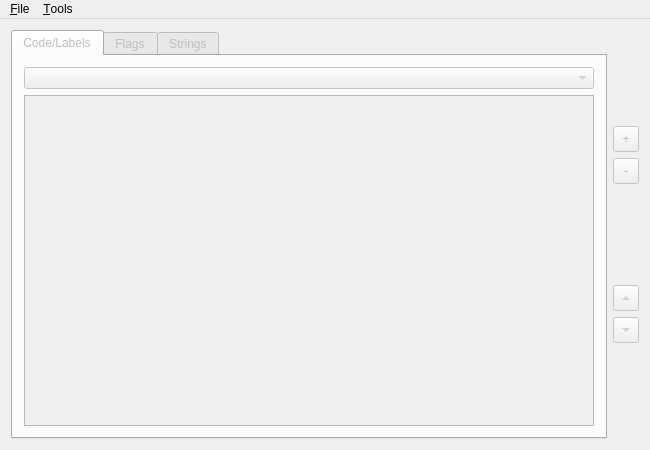
Qt form wrd_editor/mainwindow.ui (CaptainSwag101/DRV3-Tools) before a commit.
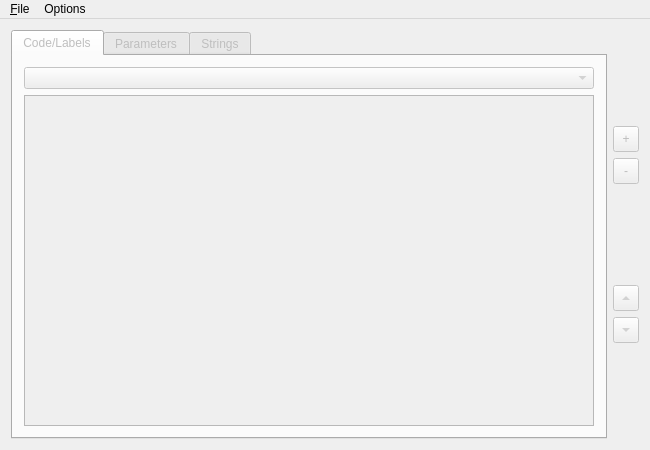
The same form after that commit.

Patch:
```diff
--- a/wrd_editor/mainwindow.ui
+++ b/wrd_editor/mainwindow.ui
@@ -72,7 +72,7 @@
       </widget>
       <widget class="QWidget" name="tabFlags">
        <attribute name="title">
-        <string>Flags</string>
+        <string>Parameters</string>
        </attribute>
        <layout class="QVBoxLayout" name="verticalLayout_3">
         <item>
@@ -311,14 +311,14 @@
     <addaction name="actionSaveAs"/>
     <addaction name="actionExit"/>
    </widget>
-   <widget class="QMenu" name="menuTools">
+   <widget class="QMenu" name="menuOptions">
     <property name="title">
-     <string>&amp;Tools</string>
+     <string>Options</string>
     </property>
     <addaction name="actionExportStrings"/>
    </widget>
    <addaction name="menuFile"/>
-   <addaction name="menuTools"/>
+   <addaction name="menuOptions"/>
   </widget>
   <action name="actionOpen">
    <property name="text">
```
Left out of the diff: 60 changed lines with no effect on the pictures.
